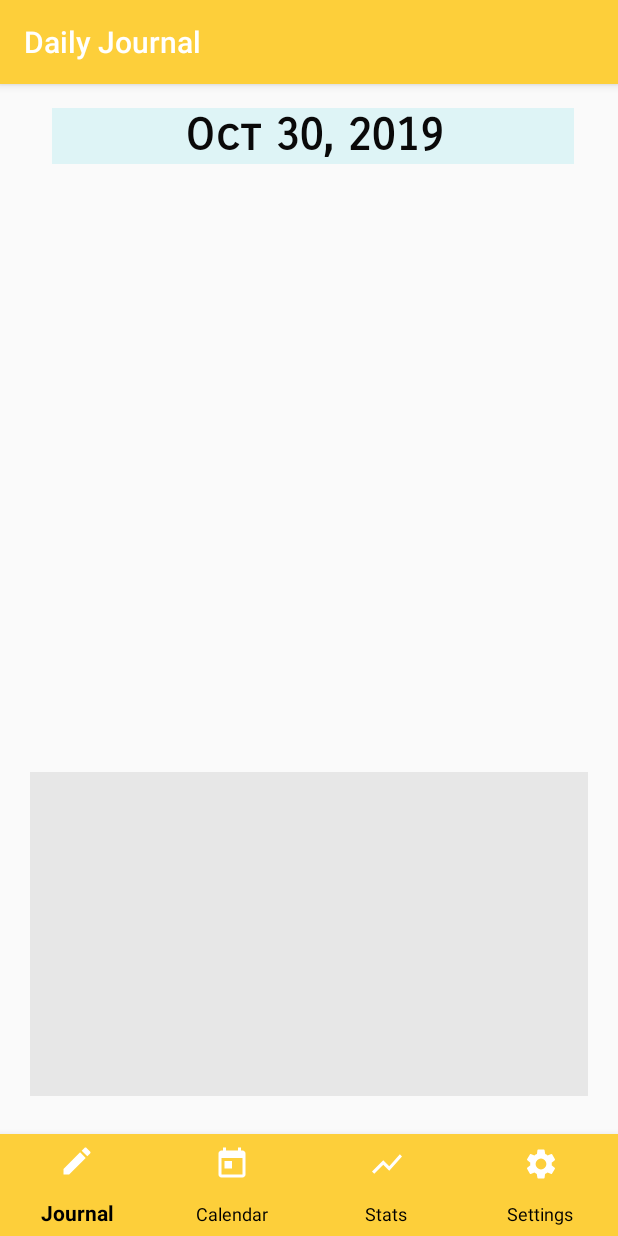
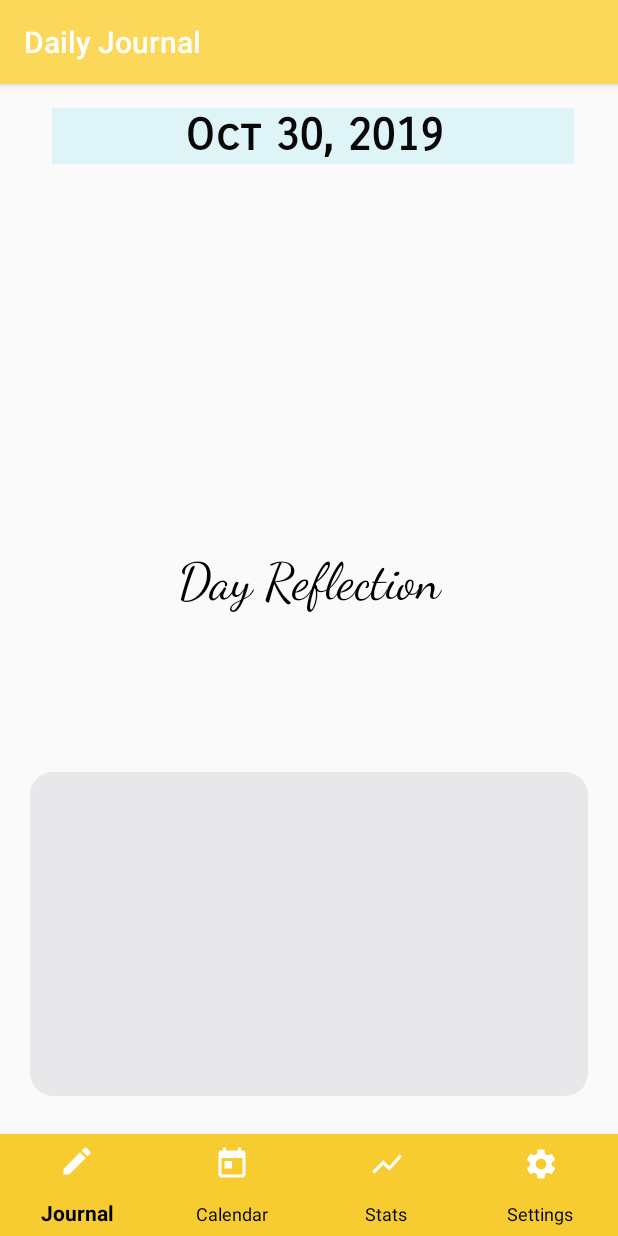
Before and after one commit to russe447/DailyJournal, an Android app: the screen it shows after launch (HomeScreenActivity), on a phone screen of 412 x 824 dp. Run offline under Robolectric (Android 15) with nearby library versions, the phone set to English and light mode, and no system bars.

Commit message:
round corners, additional title

```diff
--- /dev/null
+++ b/app/src/main/res/drawable/rounded_corners.xml
@@ -0,0 +1,10 @@
+<?xml version="1.0" encoding="utf-8"?>
+<shape xmlns:android="http://schemas.android.com/apk/res/android"
+    android:shape="rectangle" android:padding="10dp">
+    <solid android:color="#5CC7C8CC"/>
+    <corners
+        android:bottomRightRadius="15dp"
+        android:bottomLeftRadius="15dp"
+        android:topLeftRadius="15dp"
+        android:topRightRadius="15dp"/>
+</shape>
--- a/app/src/main/res/layout/home_screen.xml
+++ b/app/src/main/res/layout/home_screen.xml
@@ -13,7 +13,7 @@
         android:layout_marginStart="21dp"
         android:layout_marginEnd="22dp"
         android:layout_marginBottom="25dp"
-        android:background="#3BAAAAAA"
+        android:background="@drawable/rounded_corners"
         android:ems="10"
         android:gravity="start|top"
         android:inputType="textMultiLine"
@@ -26,7 +26,7 @@
         android:id="@+id/bottomNavigationView2"
         android:layout_width="match_parent"
         android:layout_height="68dp"
-        android:background="@color/colorPrimary"
+        android:background="#F7CC31"
         app:itemHorizontalTranslationEnabled="true"
         app:itemIconSize="24dp"
         app:itemIconTint="@color/colorAccent"
@@ -55,5 +55,23 @@
         app:layout_constraintStart_toStartOf="parent"
         app:layout_constraintTop_toTopOf="parent" />
 
+    <TextView
+        android:id="@+id/textView"
+        android:layout_width="209dp"
+        android:layout_height="52dp"
+        android:layout_marginStart="101dp"
+        android:layout_marginTop="175dp"
+        android:layout_marginEnd="101dp"
+        android:layout_marginBottom="13dp"
+        android:fontFamily="cursive"
+        android:text="Day Reflection"
+        android:textAlignment="center"
+        android:textColor="#020000"
+        android:textSize="34sp"
+        app:layout_constraintBottom_toTopOf="@+id/editText2"
+        app:layout_constraintEnd_toEndOf="parent"
+        app:layout_constraintStart_toStartOf="parent"
+        app:layout_constraintTop_toBottomOf="@+id/date" />
+
 
 </androidx.constraintlayout.widget.ConstraintLayout>
--- a/app/src/main/res/values/colors.xml
+++ b/app/src/main/res/values/colors.xml
@@ -1,6 +1,6 @@
 <?xml version="1.0" encoding="utf-8"?>
 <resources>
-    <color name="colorPrimary">#FDCF3A</color>
+    <color name="colorPrimary">#FBD85A</color>
     <color name="colorPrimaryDark">#000000</color>
     <color name="colorAccent">#FFFFFF</color>
 </resources>
```
